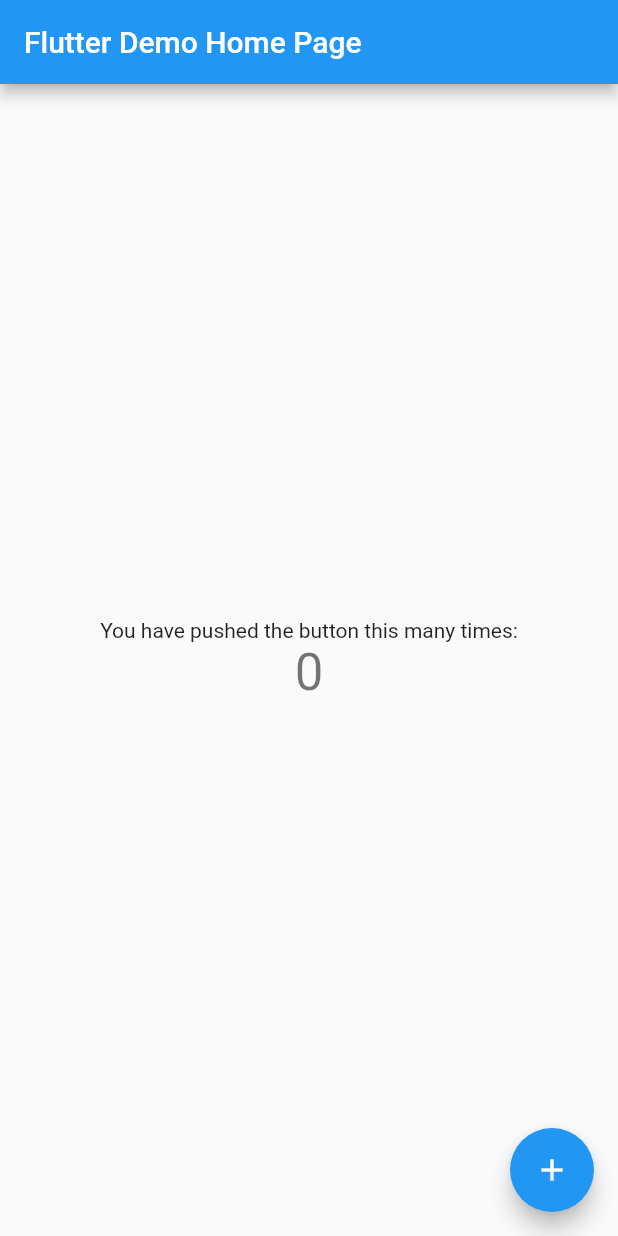
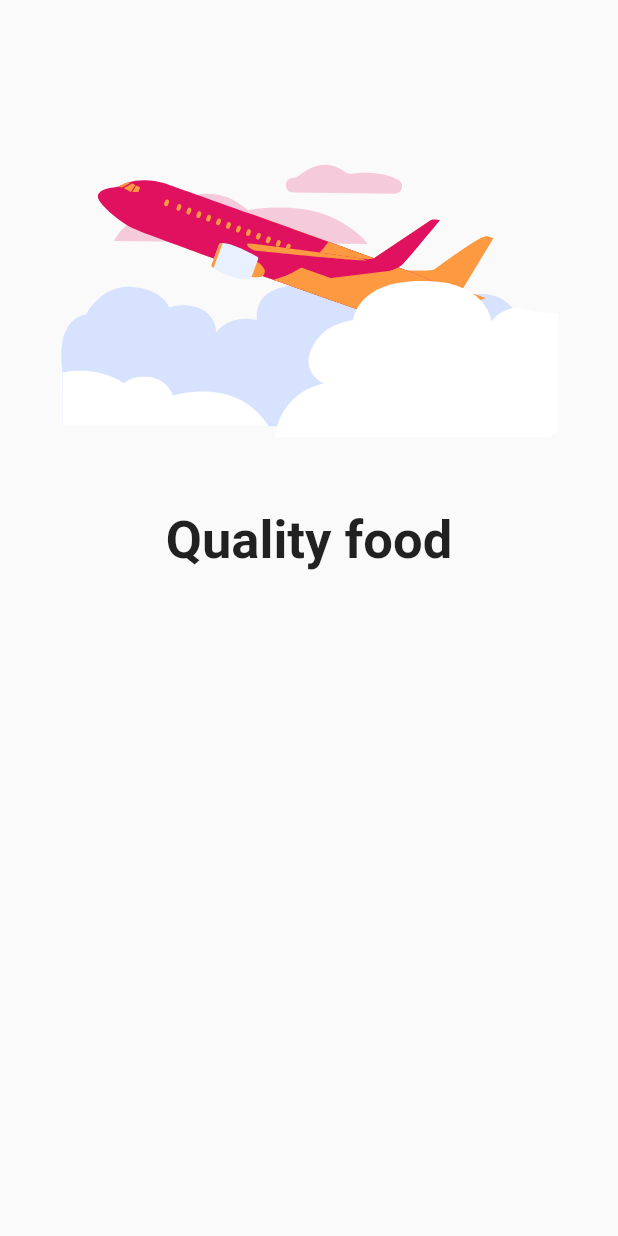
Before and after one commit to shihabcse1/Flutter-Onboard-Screen, a Flutter app: the screen it shows after launch, on a phone screen of 412 x 824 dp. Run offline on Flutter 3.47's test engine with Material 2 defaults, Android fonts, the phone set to English and light mode, and no system bars; our stand-ins replace flutter_svg.

Commit message:
dummy screen added

```diff
--- /dev/null
+++ b/lib/OnBoarding.dart
@@ -0,0 +1,40 @@
+import 'package:flutter/material.dart';
+import 'package:flutter_svg/flutter_svg.dart';
+
+class OnBoarding extends StatefulWidget {
+  const OnBoarding({Key? key}) : super(key: key);
+
+  @override
+  State<OnBoarding> createState() => _OnBoardingState();
+}
+
+class _OnBoardingState extends State<OnBoarding> {
+  @override
+  Widget build(BuildContext context) {
+    return Scaffold(
+      body: PageView.builder(
+        itemCount: 3,
+          itemBuilder: (_ , i){
+            return Padding(
+              padding: const EdgeInsets.all(40.0),
+              child: Column(
+                children: [
+                  SvgPicture.asset(
+                    "images/air_ticket.svg",
+                    height: 300,
+                  ),
+                  Text(
+                    "Quality food",
+                    style: TextStyle(
+                      fontSize: 35,
+                      fontWeight: FontWeight.bold,
+                    ),
+                  ),
+                ],
+              ),
+            );
+          }
+      ),
+    );
+  }
+}
--- a/lib/main.dart
+++ b/lib/main.dart
@@ -1,4 +1,5 @@
 import 'package:flutter/material.dart';
+import 'package:flutter_onboarding_screen/OnBoarding.dart';
 
 void main() {
   runApp(const MyApp());
@@ -11,35 +12,18 @@ class MyApp extends StatelessWidget {
   @override
   Widget build(BuildContext context) {
     return MaterialApp(
+      debugShowCheckedModeBanner: false,
       title: 'Flutter Demo',
       theme: ThemeData(
-        // This is the theme of your application.
-        //
-        // Try running your application with "flutter run". You'll see the
-        // application has a blue toolbar. Then, without quitting the app, try
-        // changing the primarySwatch below to Colors.green and then invoke
-        // "hot reload" (press "r" in the console where you ran "flutter run",
-        // or simply save your changes to "hot reload" in a Flutter IDE).
-        // Notice that the counter didn't reset back to zero; the application
-        // is not restarted.
         primarySwatch: Colors.blue,
       ),
-      home: const MyHomePage(title: 'Flutter Demo Home Page'),
+      home: OnBoarding(),
     );
   }
 }
 
 class MyHomePage extends StatefulWidget {
   const MyHomePage({Key? key, required this.title}) : super(key: key);
-
-  // This widget is the home page of your application. It is stateful, meaning
-  // that it has a State object (defined below) that contains fields that affect
-  // how it looks.
-
-  // This class is the configuration for the state. It holds the values (in this
-  // case the title) provided by the parent (in this case the App widget) and
-  // used by the build method of the State. Fields in a Widget subclass are
-  // always marked "final".
 
   final String title;
 
@@ -48,68 +32,17 @@ class MyHomePage extends StatefulWidget {
 }
 
 class _MyHomePageState extends State<MyHomePage> {
-  int _counter = 0;
-
-  void _incrementCounter() {
-    setState(() {
-      // This call to setState tells the Flutter framework that something has
-      // changed in this State, which causes it to rerun the build method below
-      // so that the display can reflect the updated values. If we changed
-      // _counter without calling setState(), then the build method would not be
-      // called again, and so nothing would appear to happen.
-      _counter++;
-    });
-  }
 
   @override
   Widget build(BuildContext context) {
-    // This method is rerun every time setState is called, for instance as done
-    // by the _incrementCounter method above.
-    //
-    // The Flutter framework has been optimized to make rerunning build methods
-    // fast, so that you can just rebuild anything that needs updating rather
-    // than having to individually change instances of widgets.
+
     return Scaffold(
       appBar: AppBar(
-        // Here we take the value from the MyHomePage object that was created by
-        // the App.build method, and use it to set our appbar title.
         title: Text(widget.title),
       ),
       body: Center(
-        // Center is a layout widget. It takes a single child and positions it
-        // in the middle of the parent.
-        child: Column(
-          // Column is also a layout widget. It takes a list of children and
-          // arranges them vertically. By default, it sizes itself to fit its
-          // children horizontally, and tries to be as tall as its parent.
-          //
-          // Invoke "debug painting" (press "p" in the console, choose the
-          // "Toggle Debug Paint" action from the Flutter Inspector in Android
-          // Studio, or the "Toggle Debug Paint" command in Visual Studio Code)
-          // to see the wireframe for each widget.
-          //
-          // Column has various properties to control how it sizes itself and
-          // how it positions its children. Here we use mainAxisAlignment to
-          // center the children vertically; the main axis here is the vertical
-          // axis because Columns are vertical (the cross axis would be
-          // horizontal).
-          mainAxisAlignment: MainAxisAlignment.center,
-          children: <Widget>[
-            const Text(
-              'You have pushed the button this many times:',
-            ),
-            Text(
-              '$_counter',
-              style: Theme.of(context).textTheme.headline4,
-            ),
-          ],
-        ),
-      ),
-      floatingActionButton: FloatingActionButton(
-        onPressed: _incrementCounter,
-        tooltip: 'Increment',
-        child: const Icon(Icons.add),
-      ), // This trailing comma makes auto-formatting nicer for build methods.
+
+      )
     );
   }
 }
--- a/pubspec.yaml
+++ b/pubspec.yaml
@@ -34,6 +34,7 @@ dependencies:
   # The following adds the Cupertino Icons font to your application.
   # Use with the CupertinoIcons class for iOS style icons.
   cupertino_icons: ^1.0.2
+  flutter_svg: ^1.1.1+1
 
 dev_dependencies:
   flutter_test:
@@ -58,8 +59,8 @@ flutter:
   uses-material-design: true
 
   # To add assets to your application, add an assets section, like this:
-  # assets:
-  #   - images/a_dot_burr.jpeg
+  assets:
+    - images/
   #   - images/a_dot_ham.jpeg
 
   # An image asset can refer to one or more resolution-specific "variants", see
```
Also changed, not shown: images/air_ticket.svg (added), images/bus_seat.svg (added), images/get_food.svg (added), images/logo.png (added), images/make_a_tour.svg (added), images/pay_residence.svg (added), images/ride_rental.svg (added), images/tickiting_waterway.svg (added), pubspec.lock.
